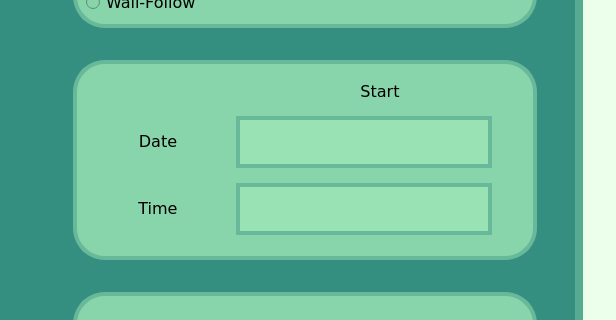
Above: reportwindow.ui from mdelaune/RoboSim before the change; both pictures show x 0 to 616 and y 317 to 637 of the 1143 by 1060 pixel window. Below: the same form after it.
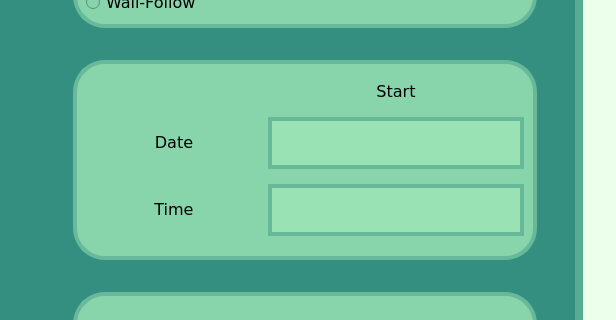
That is the form after the change.

```diff
--- a/reportwindow.ui
+++ b/reportwindow.ui
@@ -277,61 +277,7 @@
            <enum>QFrame::Shadow::Raised</enum>
           </property>
           <layout class="QGridLayout" name="gridLayout">
-           <item row="1" column="0">
-            <widget class="QLabel" name="dateLabel">
-             <property name="sizePolicy">
-              <sizepolicy hsizetype="Preferred" vsizetype="Fixed">
-               <horstretch>0</horstretch>
-               <verstretch>0</verstretch>
-              </sizepolicy>
-             </property>
-             <property name="font">
-              <font>
-               <family>Verdana</family>
-               <pointsize>12</pointsize>
-              </font>
-             </property>
-             <property name="styleSheet">
-              <string notr="true">background: rgba(136, 212, 171, 1);
-border-width: 0px;
-</string>
-             </property>
-             <property name="text">
-              <string>Date</string>
-             </property>
-             <property name="alignment">
-              <set>Qt::AlignmentFlag::AlignCenter</set>
-             </property>
-            </widget>
-           </item>
-           <item row="0" column="1" colspan="2">
-            <widget class="QLabel" name="startLabel">
-             <property name="sizePolicy">
-              <sizepolicy hsizetype="Preferred" vsizetype="Fixed">
-               <horstretch>0</horstretch>
-               <verstretch>0</verstretch>
-              </sizepolicy>
-             </property>
-             <property name="font">
-              <font>
-               <family>Verdana</family>
-               <pointsize>12</pointsize>
-              </font>
-             </property>
-             <property name="styleSheet">
-              <string notr="true">background: rgba(136, 212, 171, 1);
-border-width: 0px;
-</string>
-             </property>
-             <property name="text">
-              <string>Start</string>
-             </property>
-             <property name="alignment">
-              <set>Qt::AlignmentFlag::AlignCenter</set>
-             </property>
-            </widget>
-           </item>
-           <item row="2" column="0">
+           <item row="5" column="0">
             <widget class="QLabel" name="timeLabel">
              <property name="sizePolicy">
               <sizepolicy hsizetype="Preferred" vsizetype="Fixed">
@@ -358,10 +304,10 @@
              </property>
             </widget>
            </item>
-           <item row="2" column="1" colspan="2">
+           <item row="5" column="1" colspan="2">
             <widget class="QTextEdit" name="startTime">
              <property name="sizePolicy">
-              <sizepolicy hsizetype="Fixed" vsizetype="Preferred">
+              <sizepolicy hsizetype="Preferred" vsizetype="Fixed">
                <horstretch>0</horstretch>
                <verstretch>0</verstretch>
               </sizepolicy>
@@ -412,10 +358,10 @@
              </property>
             </widget>
            </item>
-           <item row="1" column="1" colspan="2">
+           <item row="4" column="1" colspan="2">
             <widget class="QTextEdit" name="startDate">
              <property name="sizePolicy">
-              <sizepolicy hsizetype="Fixed" vsizetype="Fixed">
+              <sizepolicy hsizetype="Preferred" vsizetype="Fixed">
                <horstretch>0</horstretch>
                <verstretch>0</verstretch>
               </sizepolicy>
@@ -456,6 +402,73 @@
              </property>
             </widget>
            </item>
+           <item row="4" column="0">
+            <widget class="QLabel" name="dateLabel">
+             <property name="sizePolicy">
+              <sizepolicy hsizetype="Preferred" vsizetype="Fixed">
+               <horstretch>0</horstretch>
+               <verstretch>0</verstretch>
+              </sizepolicy>
+             </property>
+             <property name="font">
+              <font>
+               <family>Verdana</family>
+               <pointsize>12</pointsize>
+              </font>
+             </property>
+             <property name="styleSheet">
+              <string notr="true">background: rgba(136, 212, 171, 1);
+border-width: 0px;
+</string>
+             </property>
+             <property name="text">
+              <string>Date</string>
+             </property>
+             <property name="alignment">
+              <set>Qt::AlignmentFlag::AlignCenter</set>
+             </property>
+            </widget>
+           </item>
+           <item row="3" column="0">
+            <spacer name="horizontalSpacer">
+             <property name="orientation">
+              <enum>Qt::Orientation::Horizontal</enum>
+             </property>
+             <property name="sizeHint" stdset="0">
+              <size>
+               <width>40</width>
+               <height>20</height>
+              </size>
+             </property>
+            </spacer>
+           </item>
+           <item row="3" column="1" colspan="2">
+            <widget class="QLabel" name="startLabel">
+             <property name="sizePolicy">
+              <sizepolicy hsizetype="Preferred" vsizetype="Fixed">
+               <horstretch>0</horstretch>
+               <verstretch>0</verstretch>
+              </sizepolicy>
+             </property>
+             <property name="font">
+              <font>
+               <family>Verdana</family>
+               <pointsize>12</pointsize>
+              </font>
+             </property>
+             <property name="styleSheet">
+              <string notr="true">background: rgba(136, 212, 171, 1);
+border-width: 0px;
+</string>
+             </property>
+             <property name="text">
+              <string>Start</string>
+             </property>
+             <property name="alignment">
+              <set>Qt::AlignmentFlag::AlignCenter</set>
+             </property>
+            </widget>
+           </item>
           </layout>
           <zorder>timeLabel</zorder>
           <zorder>startTime</zorder>
```
Left out of the diff: 1 changed line with no effect on the pictures.
